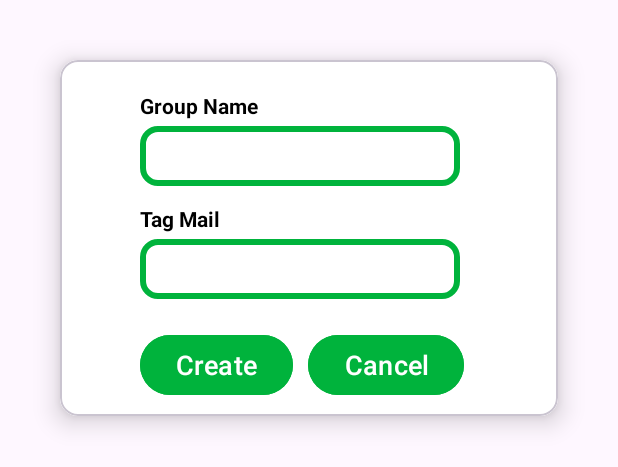
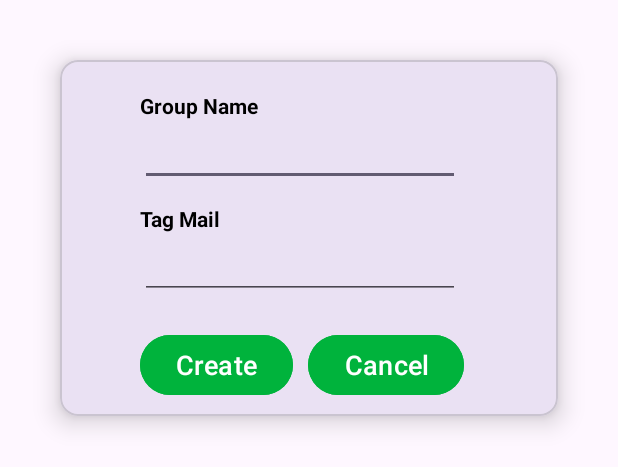
Before and after one commit to rajeev-k47/Ruine, an Android app: the layout add_mail_reference.xml on its own in the app's theme, with its tools: preview values and no code run, on a phone screen of 412 x 824 dp. Shown: the top 467 px of the screen. Run offline under Robolectric (Android 15) with nearby library versions, the phone set to English and light mode, and no system bars.

Commit message:
Refac:Styles

```diff
--- a/app/src/main/res/layout/add_mail_reference.xml
+++ b/app/src/main/res/layout/add_mail_reference.xml
@@ -8,7 +8,7 @@
     app:cardElevation="10dp">
 
     <androidx.constraintlayout.widget.ConstraintLayout
-        style="@style/background"
+        style="@style/popup"
         android:layout_width="match_parent"
         android:layout_height="match_parent">
 
@@ -60,11 +60,10 @@
 
         <EditText
             android:id="@+id/grp_name"
-            style="@style/TEXT"
+            style="@style/popup"
             android:layout_width="wrap_content"
             android:layout_height="40sp"
             android:layout_marginTop="44dp"
-            android:background="@drawable/textview_background"
             android:ems="10"
             android:inputType="text"
             android:paddingLeft="10sp"
@@ -90,11 +89,10 @@
 
         <EditText
             android:id="@+id/grp_tag_mail"
-            style="@style/TEXT"
+            style="@style/popup"
             android:layout_width="wrap_content"
             android:layout_height="40dp"
             android:layout_marginTop="4dp"
-            android:background="@drawable/textview_background"
             android:ems="10"
             android:inputType="text"
             android:paddingLeft="10sp"
```
